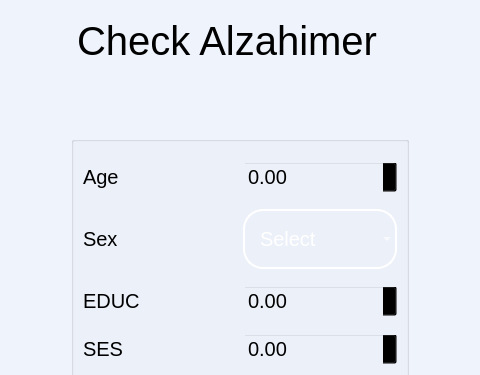
First picture: the form in forms/alzhimer_model.ui, repository yousefelmesalamy/Illminor, before the edit; both pictures show x 143 to 623 and y 0 to 375 of the 765 by 810 pixel window.
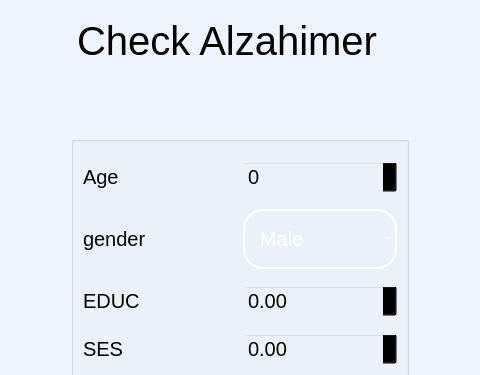
Second picture: the form after the edit. Icons and pictures are not drawn.

Patch:
```diff
--- a/forms/alzhimer_model.ui
+++ b/forms/alzhimer_model.ui
@@ -185,7 +185,7 @@
            <string notr="true">background-color: rgb(255, 255, 255,0);</string>
           </property>
           <property name="text">
-           <string>Sex</string>
+           <string>gender</string>
           </property>
          </widget>
         </item>
@@ -207,11 +207,6 @@
 
 </string>
           </property>
-          <item>
-           <property name="text">
-            <string>Select</string>
-           </property>
-          </item>
           <item>
            <property name="text">
             <string>Male</string>
@@ -492,7 +487,7 @@
          </widget>
         </item>
         <item>
-         <widget class="QDoubleSpinBox" name="MDVP_Fo_Hz_SB">
+         <widget class="QSpinBox" name="Age_sb">
           <property name="styleSheet">
            <string notr="true">  height: 32px;
   border-radius: 4px;
```
Left out of the diff: 14 changed lines with no effect on the pictures.
